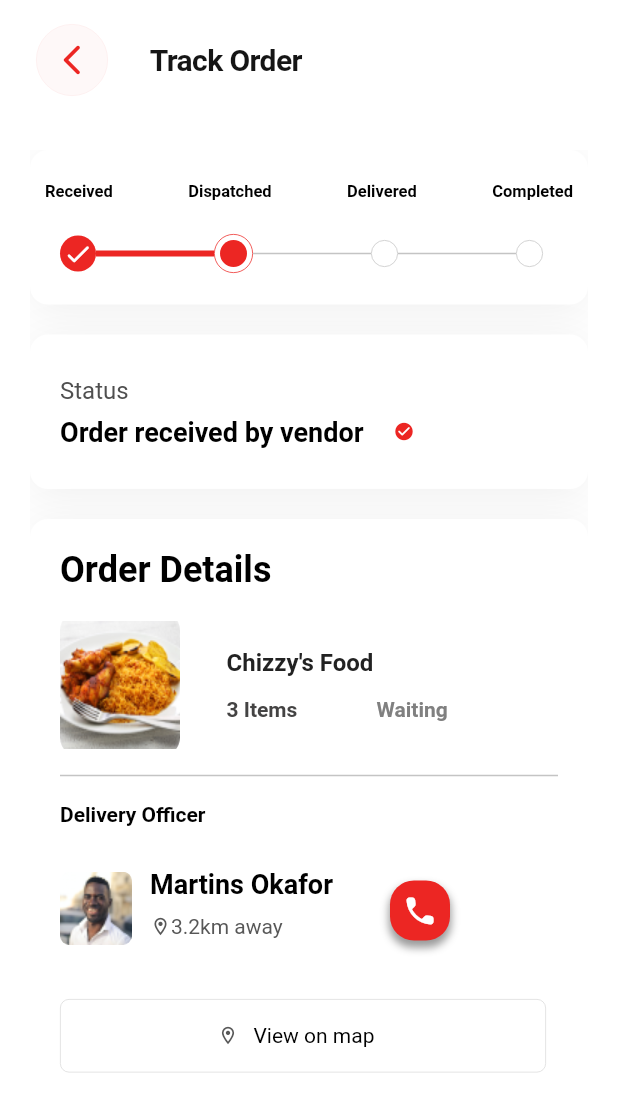
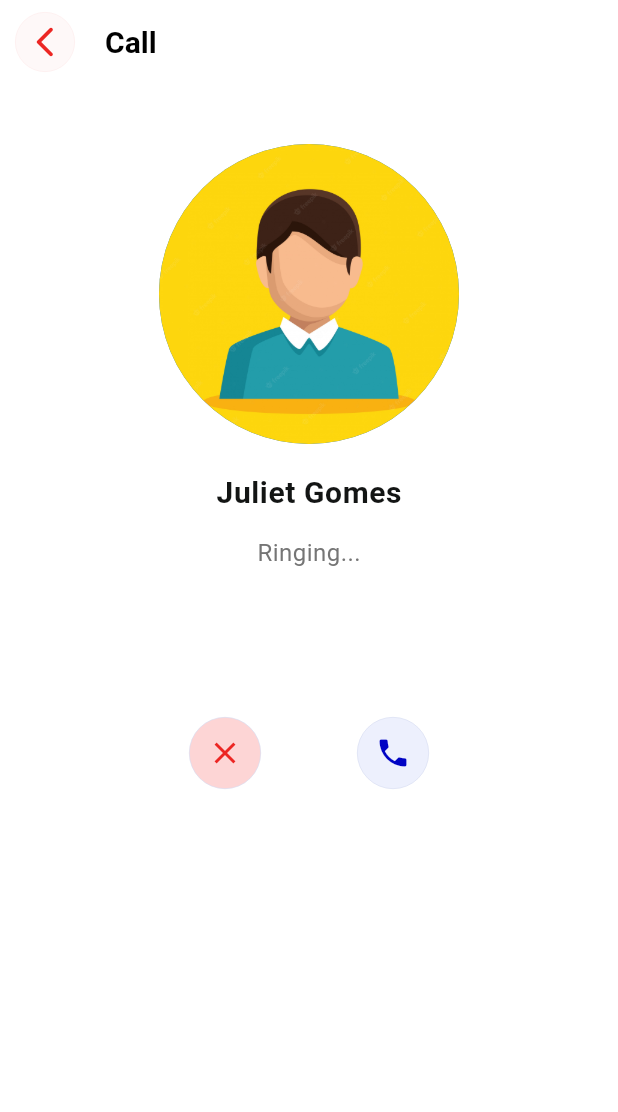
Before and after one commit to bomach-group-company/benji_user, a Flutter app: the TrackOrder screen opened directly, after a tap on the "phone" icon, on a phone screen of 412 x 824 dp. Shown: the top 1112 px of the screen. Run offline on Flutter 3.47's test engine with Material 2 defaults, Android fonts, the phone set to English and light mode, and no system bars; our stand-ins replace csc_picker, firebase_auth, firebase_core, flutter_pw_validator, flutter_spinkit, get and 5 more; accounts and stored records are empty; Roboto replaces fonts that are missing (Sen); project files that could hold a hidden picture were left out.

Commit message:
added call page and fixed issues with track order height

```diff
--- /dev/null
+++ b/lib/app/call/call_screen.dart
@@ -0,0 +1,151 @@
+import 'package:flutter/material.dart';
+import 'package:get/route_manager.dart';
+
+import '../../src/providers/constants.dart';
+import '../../theme/colors.dart';
+
+class CallPage extends StatelessWidget {
+  const CallPage({Key? key}) : super(key: key);
+
+  @override
+  Widget build(BuildContext context) {
+    return Scaffold(
+      backgroundColor: kPrimaryColor,
+      appBar: AppBar(
+        elevation: 0,
+        automaticallyImplyLeading: false,
+        titleSpacing: kDefaultPadding / 2,
+        backgroundColor: Theme.of(context).colorScheme.inversePrimary,
+        title: Row(
+          children: [
+            InkWell(
+              onTap: () {
+                Get.back();
+              },
+              mouseCursor: SystemMouseCursors.click,
+              child: Container(
+                width: 40,
+                height: 40,
+                decoration: ShapeDecoration(
+                  color: const Color(
+                    0xFFFEF8F8,
+                  ),
+                  shape: RoundedRectangleBorder(
+                    side: const BorderSide(
+                      width: 0.50,
+                      color: Color(
+                        0xFFFDEDED,
+                      ),
+                    ),
+                    borderRadius: BorderRadius.circular(
+                      24,
+                    ),
+                  ),
+                ),
+                child: Icon(
+                  Icons.arrow_back_ios_new_rounded,
+                  color: kAccentColor,
+                ),
+              ),
+            ),
+            kWidthSizedBox,
+            const Text(
+              'Call',
+              style:
+                  TextStyle(color: Colors.black, fontWeight: FontWeight.w600),
+            )
+          ],
+        ),
+      ),
+      body: SafeArea(
+        child: SingleChildScrollView(
+          physics: const BouncingScrollPhysics(),
+          child: Center(
+            child: Column(
+              children: [
+                const SizedBox(height: kDefaultPadding * 2),
+                const CircleAvatar(
+                  radius: 100,
+                  backgroundImage:
+                      AssetImage('assets/images/profile/avatar-image.jpg'),
+                ),
+                kSizedBox,
+                const Text(
+                  'Juliet Gomes',
+                  style: TextStyle(
+                    color: Color(0xFF131514),
+                    fontSize: 20,
+                    fontFamily: 'Sen',
+                    fontWeight: FontWeight.w700,
+                    letterSpacing: 0.40,
+                  ),
+                ),
+                const SizedBox(height: kDefaultPadding * 1),
+                const Text(
+                  'Ringing...',
+                  style: TextStyle(
+                    color: Color(0xFF757575),
+                    fontSize: 16,
+                    fontFamily: 'Sen',
+                    fontWeight: FontWeight.w400,
+                    letterSpacing: 0.32,
+                  ),
+                ),
+                const SizedBox(height: kDefaultPadding * 5),
+                SizedBox(
+                  width: 160,
+                  height: 48,
+                  child: Row(
+                    mainAxisAlignment: MainAxisAlignment.spaceBetween,
+                    children: [
+                      Container(
+                        height: 48,
+                        width: 48,
+                        decoration: ShapeDecoration(
+                          color: const Color(0xFFFDD5D5),
+                          shape: RoundedRectangleBorder(
+                            side: const BorderSide(
+                                width: 0.40, color: Color(0xFFD4DAF0)),
+                            borderRadius: BorderRadius.circular(24),
+                          ),
+                        ),
+                        child: IconButton(
+                          splashRadius: 30,
+                          onPressed: () {},
+                          icon: Icon(
+                            Icons.close,
+                            color: kAccentColor,
+                          ),
+                        ),
+                      ),
+                      Container(
+                        height: 48,
+                        width: 48,
+                        decoration: ShapeDecoration(
+                          color: const Color(0xFFEDF0FD),
+                          shape: RoundedRectangleBorder(
+                            side: const BorderSide(
+                                width: 0.40, color: Color(0xFFD4DAF0)),
+                            borderRadius: BorderRadius.circular(24),
+                          ),
+                        ),
+                        child: IconButton(
+                          splashRadius: 30,
+                          onPressed: () {},
+                          icon: Icon(
+                            Icons.phone,
+                            color: kSecondaryColor,
+                          ),
+                        ),
+                      ),
+                    ],
+                  ),
+                )
+              ],
+            ),
+          ),
+        ),
+      ),
+    );
+  }
+}
--- a/lib/app/home/home.dart
+++ b/lib/app/home/home.dart
@@ -293,7 +293,9 @@ class _HomeState extends State<Home> {
             ),
             Stack(
               children: [
-                IconButton(
+                Container(
+                  alignment: Alignment.center,
+                  child: IconButton(
                     onPressed: () {
                       Navigator.of(context).push(
                         MaterialPageRoute(
@@ -307,9 +309,10 @@ class _HomeState extends State<Home> {
                       color: kAccentColor,
                     ),
                   ),
+                ),
                 Positioned(
-                  top: 2,
-                  right: 10,
+                  top: 5,
+                  right: 5,
                   child: Container(
                     height: 20,
                     width: 20,
--- a/lib/app/orders/track order.dart
+++ b/lib/app/orders/track order.dart
@@ -3,6 +3,7 @@ import 'package:flutter/material.dart';
 import '../../src/providers/constants.dart';
 import '../../src/common_widgets/my appbar.dart';
 import '../../theme/colors.dart';
+import '../call/call_screen.dart';
 import '../delivery/delivery map.dart';
 
 class TrackOrder extends StatefulWidget {
@@ -306,7 +307,6 @@ class _TrackOrderState extends State<TrackOrder> {
             ),
             kSizedBox,
             Container(
-              height: MediaQuery.of(context).size.height / 1.8,
               width: MediaQuery.of(context).size.width,
               decoration: ShapeDecoration(
                 color: Colors.white,
@@ -468,26 +468,31 @@ class _TrackOrderState extends State<TrackOrder> {
                       ),
                     ),
                     kHalfSizedBox,
-                    Container(
-                      width: 380,
-                      height: 85,
-                      child: Stack(
+                    ListTile(
+                      contentPadding: EdgeInsets.symmetric(horizontal: 0),
+                      onTap: null,
+                      leading: Container(
+                        width: 48,
+                        height: 49,
+                        decoration: ShapeDecoration(
+                          image: DecorationImage(
+                            image: AssetImage(
+                              "assets/images/rider/martins-okafor.png",
+                            ),
+                            fit: BoxFit.fill,
+                          ),
+                          shape: RoundedRectangleBorder(
+                            borderRadius: BorderRadius.circular(
+                              6,
+                            ),
+                          ),
+                        ),
+                      ),
+                      title: Column(
+                        mainAxisAlignment: MainAxisAlignment.start,
+                        crossAxisAlignment: CrossAxisAlignment.start,
                         children: [
-                          Positioned(
-                            left: 60,
-                            top: 18,
-                            child: Container(
-                              width: 290,
-                              height: 62,
-                              child: Stack(
-                                children: [
-                                  Positioned(
-                                    left: 0,
-                                    top: 0,
-                                    child: SizedBox(
-                                      width: 184,
-                                      height: 20,
-                                      child: Text(
+                          Text(
                             'Martins Okafor',
                             style: TextStyle(
                               color: kTextBlackColor,
@@ -495,15 +500,8 @@ class _TrackOrderState extends State<TrackOrder> {
                               fontWeight: FontWeight.w700,
                             ),
                           ),
-                                    ),
-                                  ),
-                                  Positioned(
-                                    left: 0,
-                                    top: 24,
-                                    child: SizedBox(
-                                      width: 100,
-                                      height: 29,
-                                      child: Row(
+                          kHalfSizedBox,
+                          Row(
                             children: [
                               Icon(
                                 Icons.location_on_outlined,
@@ -523,13 +521,10 @@ class _TrackOrderState extends State<TrackOrder> {
                                 ),
                               )
                             ],
+                          )
+                        ],
                       ),
-                                    ),
-                                  ),
-                                  Positioned(
-                                    left: 160,
-                                    top: 8,
-                                    child: Container(
+                      trailing: Container(
                         width: 40,
                         height: 40,
                         decoration: ShapeDecoration(
@@ -549,39 +544,18 @@ class _TrackOrderState extends State<TrackOrder> {
                           ],
                         ),
                         child: IconButton(
-                                        onPressed: () {},
+                          onPressed: () {
+                            Navigator.of(context).push(
+                              MaterialPageRoute(
+                                builder: (context) => CallPage(),
+                              ),
+                            );
+                          },
                           icon: Icon(
                             Icons.phone_rounded,
                             color: kPrimaryColor,
                           ),
                         ),
-                                    ),
-                                  ),
-                                ],
-                              ),
-                            ),
-                          ),
-                          Positioned(
-                              left: 0,
-                              top: 20,
-                              child: Container(
-                                width: 48,
-                                height: 49,
-                                decoration: ShapeDecoration(
-                                  image: DecorationImage(
-                                    image: AssetImage(
-                                      "assets/images/rider/martins-okafor.png",
-                                    ),
-                                    fit: BoxFit.fill,
-                                  ),
-                                  shape: RoundedRectangleBorder(
-                                    borderRadius: BorderRadius.circular(
-                                      6,
-                                    ),
-                                  ),
-                                ),
-                              )),
-                        ],
                       ),
                     ),
                     kSizedBox,
--- a/lib/main.dart
+++ b/lib/main.dart
@@ -7,6 +7,7 @@ import 'package:flutter/services.dart';
 import 'package:get/get.dart';
 
 import 'app/favorite/favorite.dart';
+import 'app/orders/track order.dart';
 
 // import 'app/home/home.dart';
 
@@ -51,6 +52,7 @@ class MyApp extends StatelessWidget {
       darkTheme: AppTheme.darkTheme,
       home: StartupSplashscreen(),
       // home: Home(),
+      // home: TrackOrder(),
       // home: Favorite(
       //   vendorCoverImage:
       //       _vendorStatus ? _onlineVendorsImage : _offlineVendorsImage,
```
Lines whose indentation alone changed are shown as unchanged.
